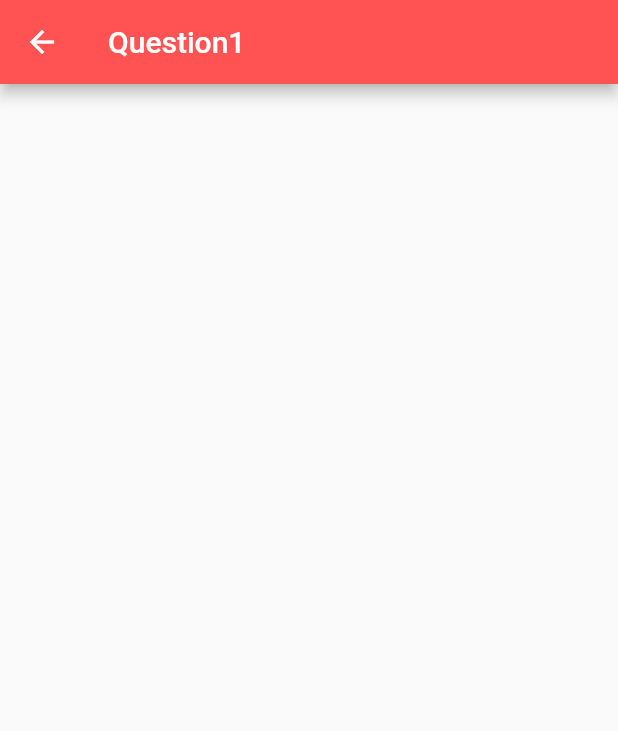
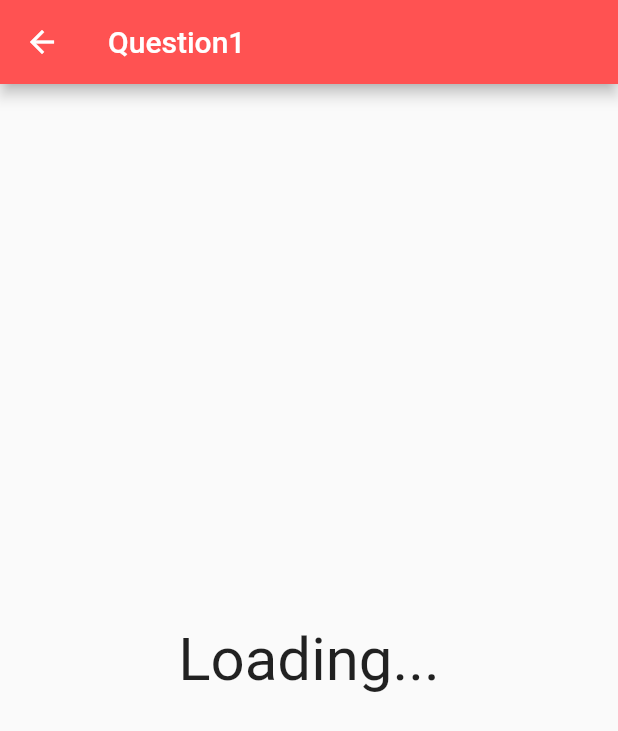
Before and after one commit to wataame748/Quiz-Up-To-You, a Flutter app: the screen it shows after launch, after a tap on "新規登録", on a phone screen of 412 x 824 dp. Shown: the top 731 px of the screen. Run offline on Flutter 3.47's test engine with Material 2 defaults, Android fonts, the phone set to English and light mode, and no system bars; our stand-ins replace cloud_firestore, firebase_core; accounts and stored records are empty.

Commit message:
Quiz Page is completed (only solving the ploblem)

```diff
--- a/lib/main.dart
+++ b/lib/screen/main.dart
@@ -1,6 +1,8 @@
 import 'package:firebase_core/firebase_core.dart';
 import 'package:flutter/material.dart';
-import 'package:quiz_up_to_you_app/quiz_page.dart';
+import 'package:quiz_up_to_you_app/screen/menu.dart';
+import 'package:quiz_up_to_you_app/screen/quiz_page.dart';
+
 
 void main() async {
   WidgetsFlutterBinding.ensureInitialized();
@@ -54,8 +56,10 @@ class TopPage extends StatelessWidget {
                         fontWeight: FontWeight.bold,
                       ),
                       ),
-                      Text('クイズを作りそしてシェアしませんか？'),
-                      SizedBox(height: 40,),
+
+                      Text('あなただけのクイズを作りませんか？'),
+                      Text('勉強用に100問の四択クイズを作成できます。'),
+                      SizedBox(height: 30,),
                       Text('<アカウントをお持ちでない方はこちらから>'),
                       SizedBox(height: 10,),
                       RaisedButton(
@@ -85,7 +89,7 @@ class TopPage extends StatelessWidget {
                               Navigator.push(
                                 context,
                                 MaterialPageRoute(
-                                    builder: (context) => QuizPage(num: num,)
+                                    builder: (context) => MainPage()
                                 ),
                               );
                                },
--- a/lib/quiz_page.dart
+++ b/lib/screen/quiz_page.dart
@@ -1,8 +1,9 @@
 import 'package:flutter/material.dart';
 import 'package:provider/provider.dart';
+import 'package:quiz_up_to_you_app/model/quiz_page_model.dart';
 import 'package:quiz_up_to_you_app/quiz.dart';
-import 'package:quiz_up_to_you_app/quiz_page_model.dart';
-import 'package:quiz_up_to_you_app/result_page.dart';
+
+import 'package:quiz_up_to_you_app/screen/result_page.dart';
 
 class QuizPage extends StatelessWidget{
   QuizPage({
@@ -24,7 +25,15 @@ class QuizPage extends StatelessWidget{
                 final anslist = model.anslist;
                 final quizlist = model.quizlist;
                 if(quizlist == null || quizlist.length == 0) {
-                  return Container();
+                  return Container(
+                    child: Center(
+                      child: Text('Loading...',
+                      style: TextStyle(
+                        fontSize: 40,
+                      ),
+                      ),
+                    ),
+                  );
                 }
                 return Container(
                   child: Column(
--- a/lib/result_page.dart
+++ b/lib/screen/result_page.dart
@@ -1,5 +1,5 @@
 import 'package:flutter/material.dart';
-import 'package:quiz_up_to_you_app/quiz_page.dart';
+import 'package:quiz_up_to_you_app/screen/quiz_page.dart';
 
 class ResultPage extends StatelessWidget{
   ResultPage({
```
Also changed, not shown: lib/screen/menu.dart (added, +48 -0 lines), lib/model/quiz_page_model.dart (renamed from lib/quiz_page_model.dart), 1 other file.
